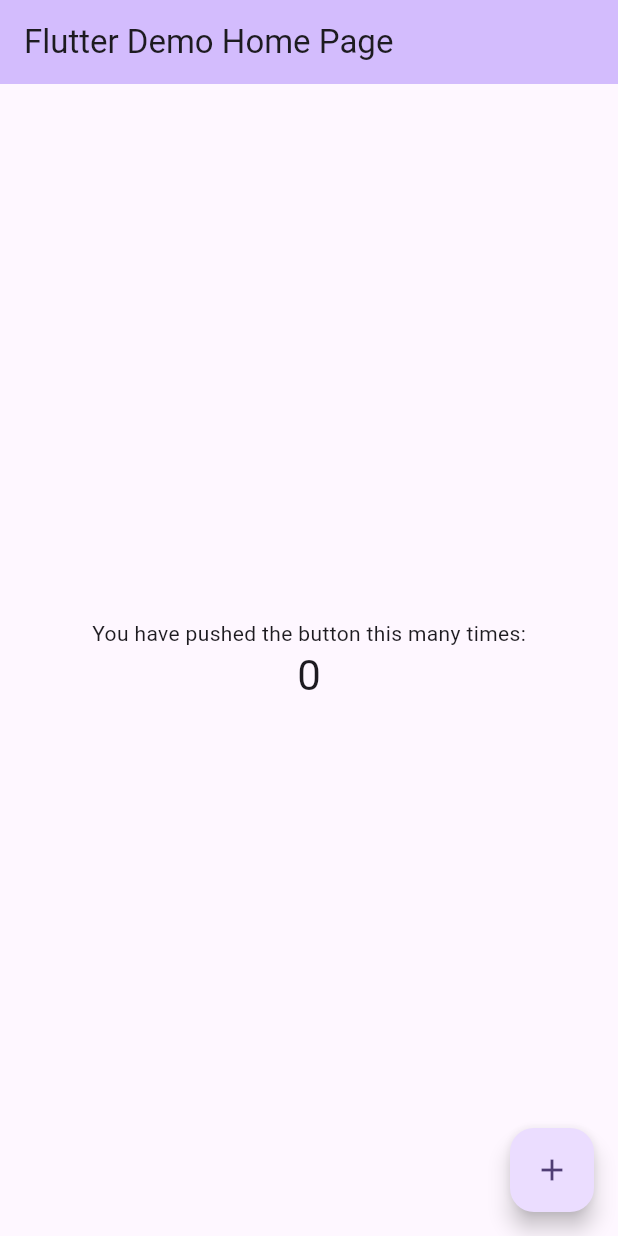
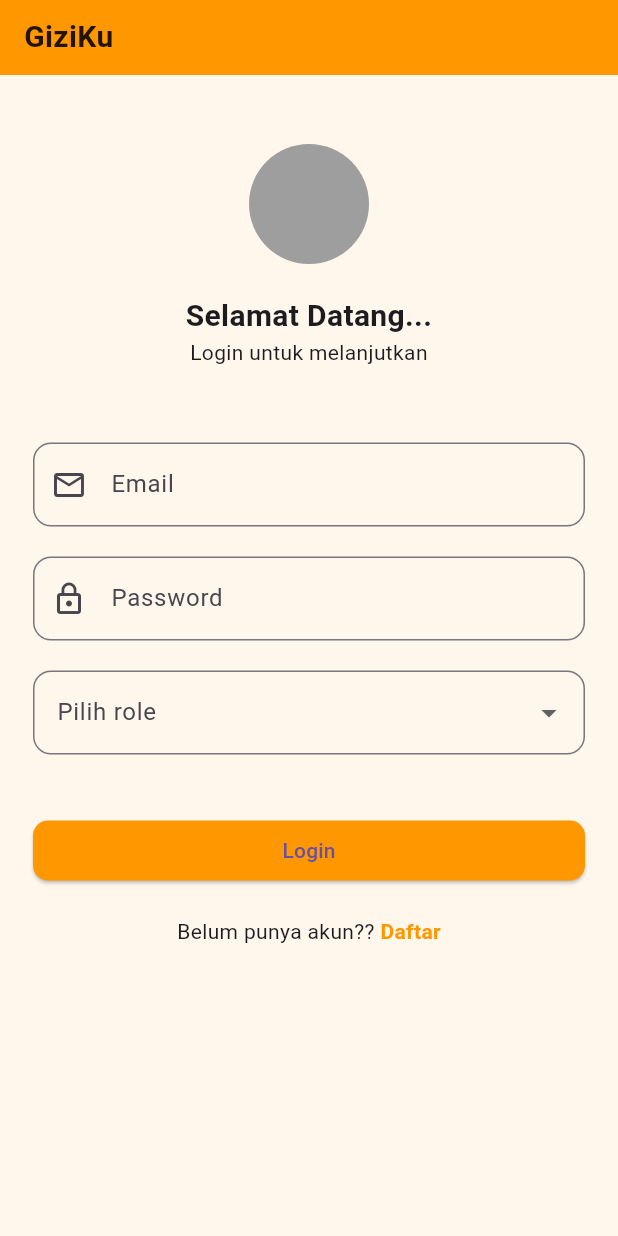
Before and after one commit to ipaddr/MPLJJ25-138-KEL-9, a Flutter app: the screen it shows after launch, on a phone screen of 412 x 824 dp. Run offline on Flutter 3.47's test engine with Material 3 defaults, Android fonts, the phone set to English and light mode, and no system bars.

Commit message:
Login-Register-01

```diff
--- /dev/null
+++ b/giziku/lib/login/login.dart
@@ -0,0 +1,180 @@
+import 'package:flutter/material.dart';
+import 'register.dart';
+
+class LoginScreen extends StatefulWidget {
+  const LoginScreen({super.key});
+
+  @override
+  State<LoginScreen> createState() => _LoginScreenState();
+}
+
+class _LoginScreenState extends State<LoginScreen> {
+  final TextEditingController _emailController = TextEditingController();
+  final TextEditingController _passwordController = TextEditingController();
+  String? _selectedRole;
+
+  final List<String> roles = ['User Biasa', 'Admin Sekolah', 'Vendor Makanan'];
+
+  @override
+  Widget build(BuildContext context) {
+    return Scaffold(
+      backgroundColor: const Color(0xFFFFF6EC),
+      body: SafeArea(
+        child: Column(
+          crossAxisAlignment: CrossAxisAlignment.stretch,
+          children: [
+            // Header orange penuh
+            Container(
+              height: 50,
+              decoration: const BoxDecoration(color: Colors.orange),
+              alignment: Alignment.centerLeft,
+              padding: const EdgeInsets.symmetric(horizontal: 16),
+              child: const Text(
+                'GiziKu',
+                style: TextStyle(
+                  color: Colors.black87,
+                  fontSize: 20,
+                  fontWeight: FontWeight.bold,
+                ),
+              ),
+            ),
+
+            // Konten
+            Expanded(
+              child: SingleChildScrollView(
+                child: Center(
+                  child: ConstrainedBox(
+                    constraints: const BoxConstraints(maxWidth: 400),
+                    child: Padding(
+                      padding: const EdgeInsets.all(16),
+                      child: Column(
+                        crossAxisAlignment: CrossAxisAlignment.stretch,
+                        children: [
+                          const SizedBox(height: 30),
+                          const CircleAvatar(
+                            radius: 40,
+                            backgroundColor: Colors.grey,
+                          ),
+
+                          const SizedBox(height: 20),
+                          const Text(
+                            'Selamat Datang...',
+                            textAlign: TextAlign.center,
+                            style: TextStyle(
+                              fontSize: 20,
+                              fontWeight: FontWeight.bold,
+                            ),
+                          ),
+                          const Text(
+                            'Login untuk melanjutkan',
+                            textAlign: TextAlign.center,
+                          ),
+
+                          const SizedBox(height: 50),
+                          TextField(
+                            controller: _emailController,
+                            decoration: InputDecoration(
+                              prefixIcon: const Icon(Icons.email_outlined),
+                              hintText: 'Masukkan email',
+                              labelText: 'Email',
+                              border: OutlineInputBorder(
+                                borderRadius: BorderRadius.circular(12),
+                              ),
+                            ),
+                          ),
+
+                          const SizedBox(height: 20),
+                          TextField(
+                            controller: _passwordController,
+                            obscureText: true,
+                            decoration: InputDecoration(
+                              prefixIcon: const Icon(Icons.lock_outline),
+                              hintText: 'Masukkan password',
+                              labelText: 'Password',
+                              border: OutlineInputBorder(
+                                borderRadius: BorderRadius.circular(12),
+                              ),
+                            ),
+                          ),
+
+                          const SizedBox(height: 20),
+                          DropdownButtonFormField<String>(
+                            value: _selectedRole,
+                            items:
+                                roles.map((role) {
+                                  return DropdownMenuItem(
+                                    value: role,
+                                    child: Text(role),
+                                  );
+                                }).toList(),
+                            onChanged: (value) {
+                              setState(() {
+                                _selectedRole = value!;
+                              });
+                            },
+                            decoration: InputDecoration(
+                              labelText: 'Pilih role',
+                              border: OutlineInputBorder(
+                                borderRadius: BorderRadius.circular(12),
+                              ),
+                            ),
+                          ),
+
+                          const SizedBox(height: 40),
+                          SizedBox(
+                            width: double.infinity,
+                            child: ElevatedButton(
+                              onPressed: () {
+                                // Add login logic
+                              },
+                              style: ElevatedButton.styleFrom(
+                                backgroundColor: Colors.orange,
+                                padding: const EdgeInsets.symmetric(
+                                  horizontal: 14,
+                                ),
+                                shape: RoundedRectangleBorder(
+                                  borderRadius: BorderRadius.circular(10),
+                                ),
+                              ),
+                              child: const Text('Login'),
+                            ),
+                          ),
+
+                          const SizedBox(height: 20),
+                          Row(
+                            mainAxisAlignment: MainAxisAlignment.center,
+                            children: [
+                              const Text("Belum punya akun?? "),
+                              GestureDetector(
+                                onTap: () {
+                                  Navigator.push(
+                                    context,
+                                    MaterialPageRoute(
+                                      builder:
+                                          (context) => const RegisterScreen(),
+                                    ),
+                                  );
+                                },
+                                child: const Text(
+                                  "Daftar",
+                                  style: TextStyle(
+                                    color: Colors.orange,
+                                    fontWeight: FontWeight.bold,
+                                  ),
+                                ),
+                              ),
+                            ],
+                          ),
+                        ],
+                      ),
+                    ),
+                  ),
+                ),
+              ),
+            ),
+          ],
+        ),
+      ),
+    );
+  }
+}
--- /dev/null
+++ b/giziku/lib/login/service/auth_service.dart
@@ -0,0 +1,19 @@
+class AuthService {
+  final FirebaseAuth _auth = FirebaseAuth.instance;
+  final FirebaseFirestore _db = FirebaseFirestore.instance;
+
+  Future<void> registerUser(String email, String password, String role) async {
+    UserCredential result = await _auth.createUserWithEmailAndPassword(
+      email: email,
+      password: password,
+    );
+    await _db.collection('users').doc(result.user!.uid).set({
+      'email': email,
+      'role': role,
+    });
+  }
+
+  Future<void> loginUser(String email, String password) async {
+    await _auth.signInWithEmailAndPassword(email: email, password: password);
+  }
+}
--- a/giziku/lib/main.dart
+++ b/giziku/lib/main.dart
@@ -1,122 +1,23 @@
 import 'package:flutter/material.dart';
+import 'login/login.dart';
 
 void main() {
-  runApp(const MyApp());
+  runApp(const GiziKuApp());
 }
 
-class MyApp extends StatelessWidget {
-  const MyApp({super.key});
+class GiziKuApp extends StatelessWidget {
+  const GiziKuApp({super.key});
 
-  // This widget is the root of your application.
   @override
   Widget build(BuildContext context) {
     return MaterialApp(
-      title: 'Flutter Demo',
+      debugShowCheckedModeBanner: false,
+      title: 'GiziKu',
       theme: ThemeData(
-        // This is the theme of your application.
-        //
-        // TRY THIS: Try running your application with "flutter run". You'll see
-        // the application has a purple toolbar. Then, without quitting the app,
-        // try changing the seedColor in the colorScheme below to Colors.green
-        // and then invoke "hot reload" (save your changes or press the "hot
-        // reload" button in a Flutter-supported IDE, or press "r" if you used
-        // the command line to start the app).
-        //
-        // Notice that the counter didn't reset back to zero; the application
-        // state is not lost during the reload. To reset the state, use hot
-        // restart instead.
-        //
-        // This works for code too, not just values: Most code changes can be
-        // tested with just a hot reload.
-        colorScheme: ColorScheme.fromSeed(seedColor: Colors.deepPurple),
+        primarySwatch: Colors.orange,
+        visualDensity: VisualDensity.adaptivePlatformDensity,
       ),
-      home: const MyHomePage(title: 'Flutter Demo Home Page'),
+      home: const LoginScreen(),
     );
   }
 }
-
-class MyHomePage extends StatefulWidget {
-  const MyHomePage({super.key, required this.title});
-
-  // This widget is the home page of your application. It is stateful, meaning
-  // that it has a State object (defined below) that contains fields that affect
-  // how it looks.
-
-  // This class is the configuration for the state. It holds the values (in this
-  // case the title) provided by the parent (in this case the App widget) and
-  // used by the build method of the State. Fields in a Widget subclass are
-  // always marked "final".
-
-  final String title;
-
-  @override
-  State<MyHomePage> createState() => _MyHomePageState();
-}
-
-class _MyHomePageState extends State<MyHomePage> {
-  int _counter = 0;
-
-  void _incrementCounter() {
-    setState(() {
-      // This call to setState tells the Flutter framework that something has
-      // changed in this State, which causes it to rerun the build method below
-      // so that the display can reflect the updated values. If we changed
-      // _counter without calling setState(), then the build method would not be
-      // called again, and so nothing would appear to happen.
-      _counter++;
-    });
-  }
-
-  @override
-  Widget build(BuildContext context) {
-    // This method is rerun every time setState is called, for instance as done
-    // by the _incrementCounter method above.
-    //
-    // The Flutter framework has been optimized to make rerunning build methods
-    // fast, so that you can just rebuild anything that needs updating rather
-    // than having to individually change instances of widgets.
-    return Scaffold(
-      appBar: AppBar(
-        // TRY THIS: Try changing the color here to a specific color (to
-        // Colors.amber, perhaps?) and trigger a hot reload to see the AppBar
-        // change color while the other colors stay the same.
-        backgroundColor: Theme.of(context).colorScheme.inversePrimary,
-        // Here we take the value from the MyHomePage object that was created by
-        // the App.build method, and use it to set our appbar title.
-        title: Text(widget.title),
-      ),
-      body: Center(
-        // Center is a layout widget. It takes a single child and positions it
-        // in the middle of the parent.
-        child: Column(
-          // Column is also a layout widget. It takes a list of children and
-          // arranges them vertically. By default, it sizes itself to fit its
-          // children horizontally, and tries to be as tall as its parent.
-          //
-          // Column has various properties to control how it sizes itself and
-          // how it positions its children. Here we use mainAxisAlignment to
-          // center the children vertically; the main axis here is the vertical
-          // axis because Columns are vertical (the cross axis would be
-          // horizontal).
-          //
-          // TRY THIS: Invoke "debug painting" (choose the "Toggle Debug Paint"
-          // action in the IDE, or press "p" in the console), to see the
-          // wireframe for each widget.
-          mainAxisAlignment: MainAxisAlignment.center,
-          children: <Widget>[
-            const Text('You have pushed the button this many times:'),
-            Text(
-              '$_counter',
-              style: Theme.of(context).textTheme.headlineMedium,
-            ),
-          ],
-        ),
-      ),
-      floatingActionButton: FloatingActionButton(
-        onPressed: _incrementCounter,
-        tooltip: 'Increment',
-        child: const Icon(Icons.add),
-      ), // This trailing comma makes auto-formatting nicer for build methods.
-    );
-  }
-}
--- a/giziku/pubspec.yaml
+++ b/giziku/pubspec.yaml
@@ -45,6 +45,10 @@ dev_dependencies:
   # package. See that file for information about deactivating specific lint
   # rules and activating additional ones.
   flutter_lints: ^5.0.0
+  firebase_core: ^2.16.0
+  firebase_auth: ^4.7.2
+  cloud_firestore: ^4.9.2
+  provider: ^6.1.2
 
 # For information on the generic Dart part of this file, see the
 # following page: https://dart.dev/tools/pub/pubspec
```
Also changed, not shown: giziku/lib/login/register.dart (added, +191 -0 lines), giziku/pubspec.lock, 4 other files.
